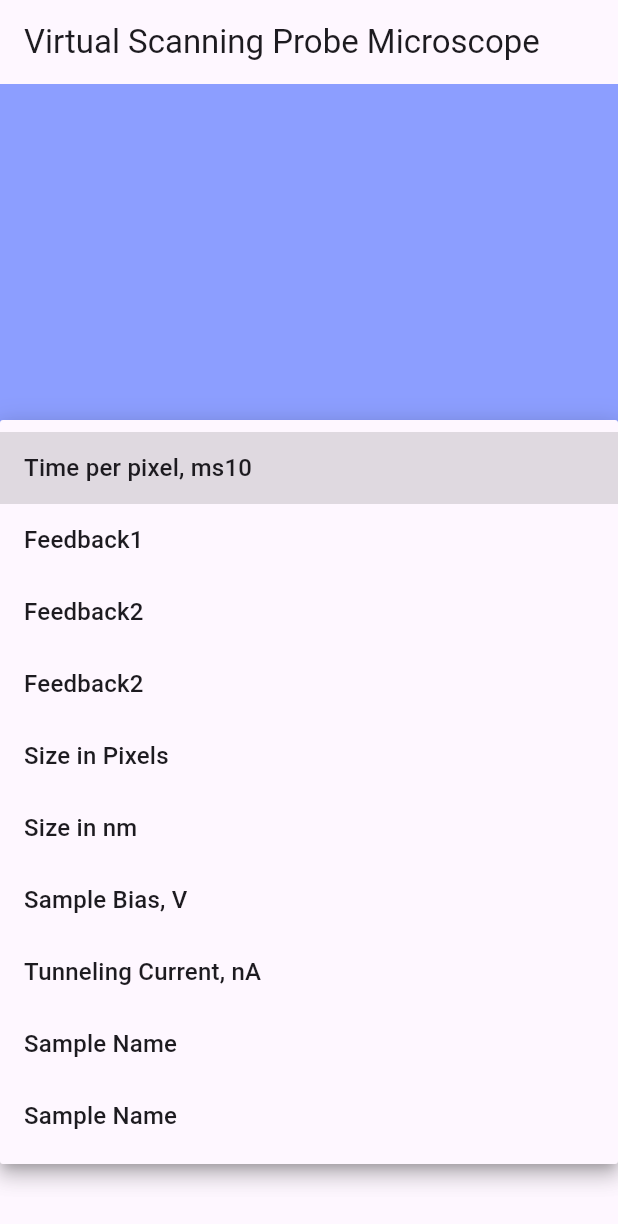
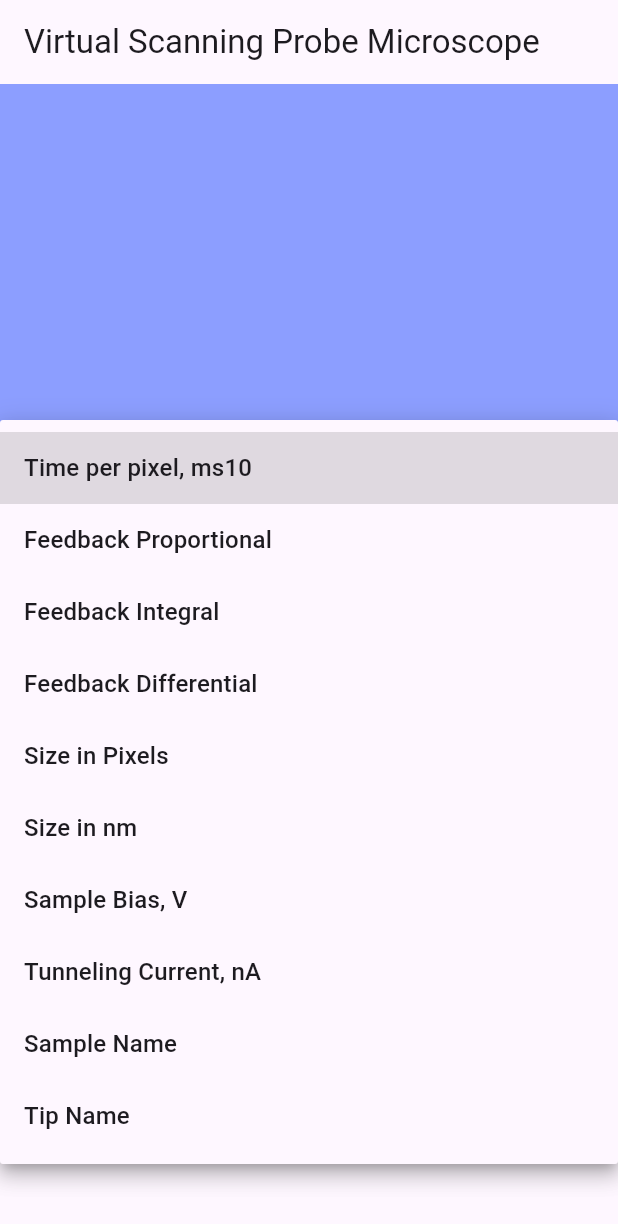
Before and after one commit to 110010110011/yanenko_diploma, a Flutter app: the screen it shows after launch, after a tap on an icon or button, on a phone screen of 412 x 824 dp. Shown: the top 1224 px of the screen. Run offline on Flutter 3.47's test engine with Material 3 defaults, Android fonts, the phone set to English and light mode, and no system bars.

```diff
--- a/lib/main.dart
+++ b/lib/main.dart
@@ -1,5 +1,7 @@
+import 'dart:io';
 import 'dart:math';
 import 'dart:typed_data';
+
 
 import 'package:flutter/material.dart';
 
@@ -21,7 +23,7 @@ class SPMapp extends StatelessWidget {
         title: _title,
           home: Scaffold(
           appBar: AppBar(title: const Text(_title)),
-          body: MyStatefulWidget(), //duration: Duration(seconds: tscan)),
+          body: const MyStatefulWidget(), //duration: Duration(seconds: tscan)),
         ));
   }
 }
@@ -45,6 +47,10 @@ class _MyStatefulWidgetState extends State<MyStatefulWidget>
   int tscan = 10;
   late AnimationController _controller;
   late Uint8List imageData; //
+  String? dropdownSelectedValue = "0";
+  String? sampleName;
+  String? tipName;
+
 
   @override
   void initState() {
@@ -81,6 +87,62 @@ class _MyStatefulWidgetState extends State<MyStatefulWidget>
       blueList.removeLast();
     }  */
     super.dispose();
+  }
+
+  void setValue(String input){
+
+    switch (dropdownSelectedValue){
+      case "-1":
+        tscan = int.tryParse(input)!;
+        _controller.duration = Duration(seconds: tscan);
+        break;
+      case "0":
+        break;
+      case "1":
+        tscan = int.tryParse(input)!;
+        break;
+      case "2":
+        tscan = int.tryParse(input)!;
+        break;
+      case "3":
+        // nmbrpxl = int.tryParse(input)!;
+        break;
+      case "4":
+        setState(() {
+          int imgpxl = nmbrpxls * nmbrpxls;
+          for (int i = 0; i < imgpxl; i++) {
+            alphaList.removeLast();
+            redList.removeLast();
+            greenList.removeLast();
+            blueList.removeLast();
+          }
+          nmbrpxls = int.tryParse(input)!;
+          imgpxl = nmbrpxls * nmbrpxls;
+          final random = Random();
+          for (int i = 0; i < imgpxl; i++) {
+            alphaList.add(random.nextInt(255));
+            redList.add(random.nextInt(255));
+            greenList.add(random.nextInt(255));
+            blueList.add(random.nextInt(255));
+          }
+        });
+        break;
+      case "5":
+        // nmbrpxl = int.tryParse(input)!;
+        break;
+      case "6":
+        tscan = int.tryParse(input)!;
+        break;
+      case "7":
+        // nmbrpxl = int.tryParse(input)!;
+        break;
+      case "8":
+        sampleName = input;
+        break;
+      case "9":
+        tipName = input;
+        break;
+    }
   }
 
   @override
@@ -128,43 +190,53 @@ class _MyStatefulWidgetState extends State<MyStatefulWidget>
         children: [
           Expanded(
               child: DropdownButtonFormField(
-                decoration: InputDecoration(
+                decoration: const InputDecoration(
                     border: OutlineInputBorder(),
                     labelText: "All parmeters"),
-                  value: "-1",
+                  value: "0",
                   items: [
                     DropdownMenuItem(
+                        value: "0",
                         child:
-                        Text("Time per pixel, ms"+ tscan.toString()), value: "-1",),
-                    DropdownMenuItem(
+                        Text("Time per pixel, ms"+ tscan.toString()),),
+                    const DropdownMenuItem(
+                      value: "1",
                       child:
-                      Text("Feedback1"), value: "1",),
-                    DropdownMenuItem(
+                      Text("Feedback Proportional"),),
+                    const DropdownMenuItem(
+                      value: "2",
                       child:
-                      Text("Feedback2"), value: "2",),
-                    DropdownMenuItem(
+                      Text("Feedback Integral"),),
+                    const DropdownMenuItem(
+                      value: "3",
                       child:
-                      Text("Feedback2"), value: "3",),
-                    DropdownMenuItem(
+                      Text("Feedback Differential"),),
+                    const DropdownMenuItem(
+                      value: "4",
                       child:
-                      Text("Size in Pixels"), value: "4",),
-                    DropdownMenuItem(
+                      Text("Size in Pixels"),),
+                    const DropdownMenuItem(
+                      value: "5",
                       child:
-                      Text("Size in nm"), value: "5",),
-                    DropdownMenuItem(
+                      Text("Size in nm"),),
+                    const DropdownMenuItem(
+                      value: "6",
                       child:
-                      Text("Sample Bias, V"), value: "6",),
-                    DropdownMenuItem(
+                      Text("Sample Bias, V"),),
+                    const DropdownMenuItem(
+                      value: "7",
                       child:
-                      Text("Tunneling Current, nA"), value: "7",),
-                    DropdownMenuItem(
+                      Text("Tunneling Current, nA"),),
+                    const DropdownMenuItem(
+                      value: "8",
                       child:
-                      Text("Sample Name"), value: "8",),
-                    DropdownMenuItem(
+                      Text("Sample Name"),),
+                    const DropdownMenuItem(
+                      value: "9",
                       child:
-                      Text("Sample Name"), value: "9",),
+                      Text("Tip Name"),),
                   ],
-                  onChanged: (v) {},
+                  onChanged: (v) {dropdownSelectedValue = v;},
               )
           )
         ],
@@ -175,11 +247,11 @@ class _MyStatefulWidgetState extends State<MyStatefulWidget>
           Expanded(
               child: TextField(
                   keyboardType: TextInputType.number,
-                  decoration: InputDecoration(
+                  decoration: const InputDecoration(
                   border: OutlineInputBorder(),
                   labelText: "Input your parameters"),
                   textAlign: TextAlign.center,
-                  onSubmitted: (String string) {}
+                  onSubmitted: (String input) {setValue(input);}
               ),
           ),
         ],
@@ -356,7 +428,7 @@ class CurtainPainter extends CustomPainter {
   void paint(Canvas canvas, Size size) {
     var paint = Paint()..color = Colors.indigoAccent.shade100;
     canvas.drawRect(
-        Offset(0, 0) &
+        const Offset(0, 0) &
         Size(size.width,
             (size.height / nmbrpxl) * ((1 - value) * nmbrpxl).truncate()),
         paint);
```
Also changed, not shown: pubspec.lock, 1 other file.
